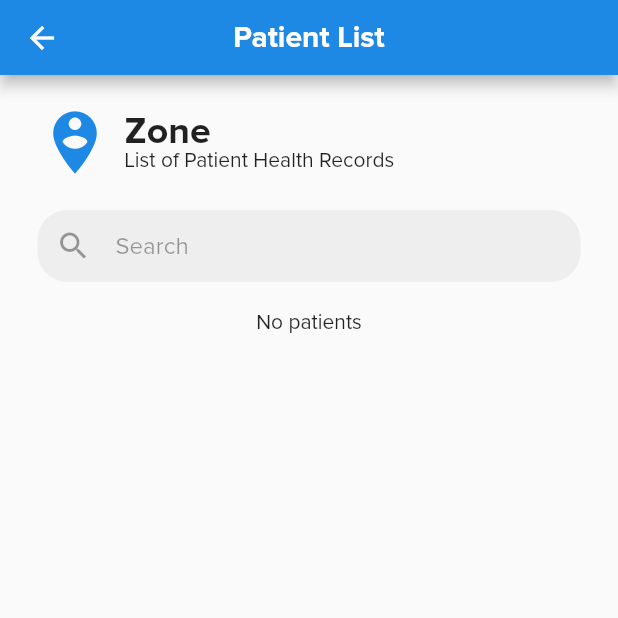
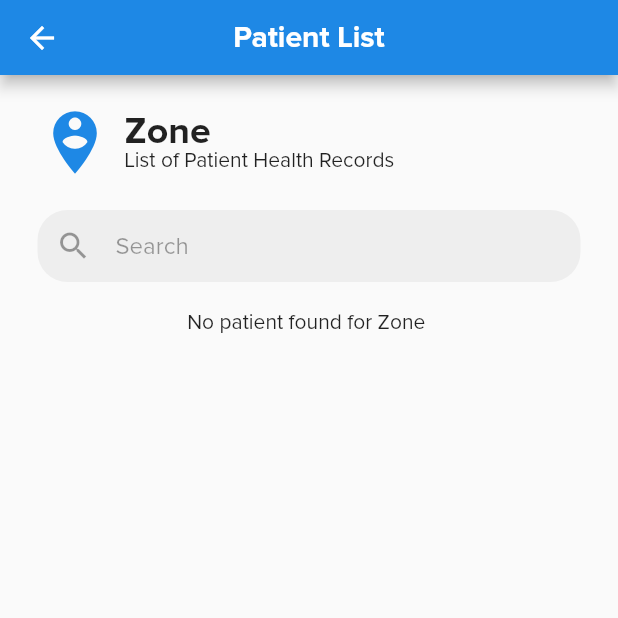
Before and after one commit to whackurt/hrms-frontend, a Flutter app: the HRMSPatientListScreen screen opened directly with empty values, on a phone screen of 412 x 824 dp, the top half of it. Run offline on Flutter 3.47's test engine with Material 2 defaults, Android fonts, the phone set to English and light mode, and no system bars; our stand-ins replace date_field, flutter_spinkit, shared_preferences; accounts and stored records are empty; network calls fail.

Commit message:
refactor: updated no patient found msg

```diff
--- a/lib/features/health_record/screens/patient_record/patient_list_screen.dart
+++ b/lib/features/health_record/screens/patient_record/patient_list_screen.dart
@@ -101,7 +101,7 @@ class _HRMSPatientListScreenState extends State<HRMSPatientListScreen> {
               ),
               const SizedBox(height: 20.0),
               patients.isEmpty
-                  ? const Text('No patients')
+                  ? Text('No patient found for Zone $zoneNumber')
                   : Column(
                       children: patients.map((patient) {
                         return Padding(
```
